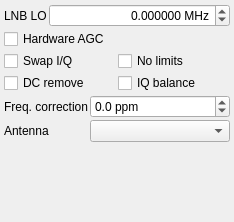
Before: the Qt Designer form src/qtgui/dockinputctl.ui in gqrx-sdr/gqrx, drawn with Qt 5.
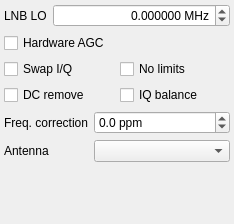
After: the same form once the commit is applied. Icons and pictures are not drawn.

Commit message: Increase layout spacings for input dock widget.

```diff
--- a/src/qtgui/dockinputctl.ui
+++ b/src/qtgui/dockinputctl.ui
@@ -7,13 +7,13 @@
     <x>0</x>
     <y>0</y>
     <width>234</width>
-    <height>222</height>
+    <height>224</height>
    </rect>
   </property>
   <property name="minimumSize">
    <size>
     <width>234</width>
-    <height>220</height>
+    <height>224</height>
    </size>
   </property>
   <property name="windowIcon">
@@ -32,7 +32,7 @@
   <widget class="QWidget" name="dockWidgetContents">
    <layout class="QVBoxLayout" name="verticalLayout">
     <property name="spacing">
-     <number>2</number>
+     <number>6</number>
     </property>
     <property name="leftMargin">
      <number>4</number>
```
